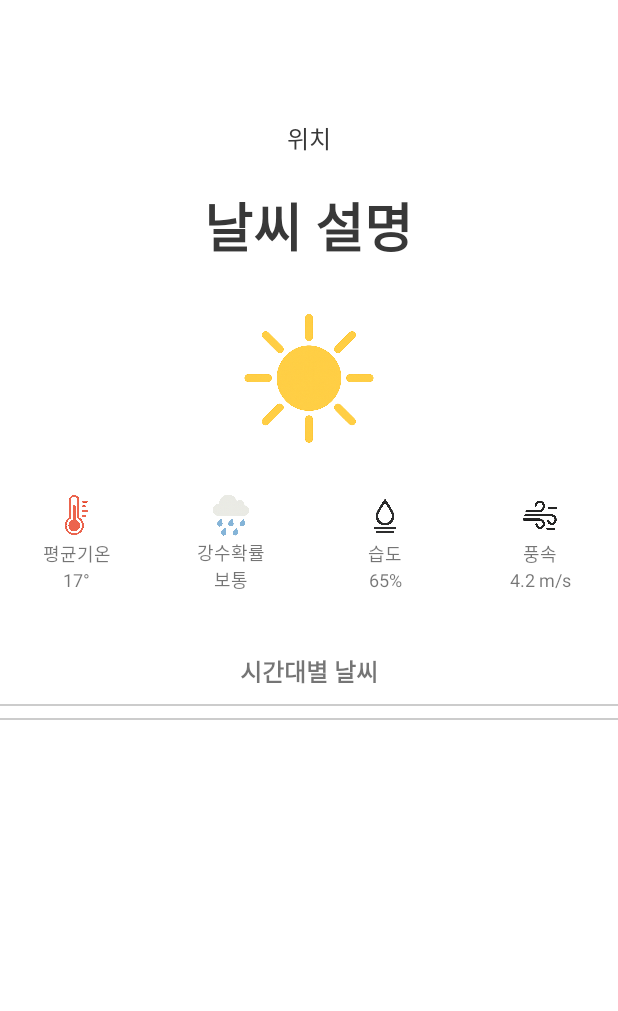
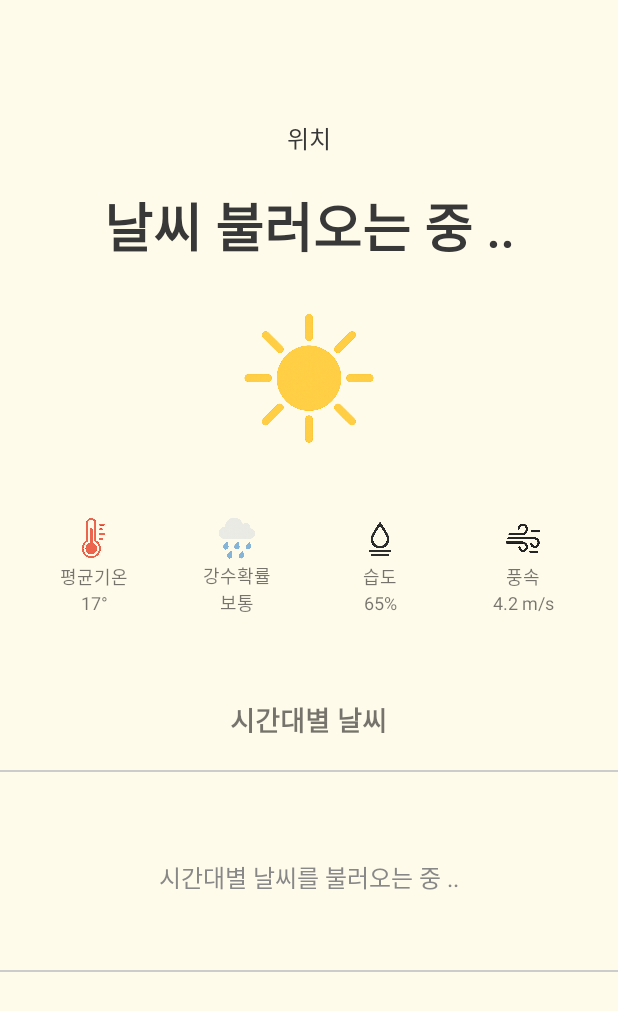
Before and after one commit to seul1009/Stroll, an Android app: the screen it shows after launch (WeatherDetailActivity), after a tap on "오늘의 날씨", on a phone screen of 412 x 824 dp. Shown: the top 1011 px of the screen. Run offline under Robolectric (Android 15) with nearby library versions, the phone set to English and light mode, and no system bars; our stand-ins replace Room's generated code, navigation-ui; 2 other taps on this screen came first.

```diff
--- a/app/src/main/java/com/mp/strollapp/ui/MainActivity.kt
+++ b/app/src/main/java/com/mp/strollapp/ui/MainActivity.kt
@@ -31,7 +31,6 @@ class MainActivity : AppCompatActivity() {
 
     override fun onResume() {
         super.onResume()
-        checkPermissionAndGps()
 
     }
 
--- a/app/src/main/res/layout/activity_weather_detail.xml
+++ b/app/src/main/res/layout/activity_weather_detail.xml
@@ -2,12 +2,14 @@
 <ScrollView xmlns:android="http://schemas.android.com/apk/res/android"
     android:layout_width="match_parent"
     android:layout_height="match_parent"
-    android:layout_marginTop="80dp"
-    android:layout_marginBottom="50dp">
+    android:background="#fffbeb">
 
     <LinearLayout
         android:layout_width="match_parent"
         android:layout_height="wrap_content"
+
+        android:layout_marginTop="80dp"
+        android:layout_marginBottom="50dp"
         android:orientation="vertical"
         android:gravity="center_horizontal">
 
@@ -25,7 +27,7 @@
             android:id="@+id/textWeatherComment"
             android:layout_width="wrap_content"
             android:layout_height="wrap_content"
-            android:text="날씨 설명"
+            android:text="날씨 불러오는 중 .."
             android:textSize="35sp"
             android:textStyle="bold"
             android:fontFamily="@font/dangam"
@@ -45,6 +47,7 @@
             android:layout_height="wrap_content"
             android:orientation="horizontal"
             android:gravity="center"
+            android:padding="15dp"
             android:weightSum="4">
 
 
@@ -147,17 +150,28 @@
             android:layout_width="wrap_content"
             android:layout_height="wrap_content"
             android:text="시간대별 날씨"
-            android:textSize="16sp"
+            android:textSize="18sp"
             android:textStyle="bold"
             android:fontFamily="@font/dangam"
             android:layout_marginTop="40dp"
-            android:layout_marginBottom="10dp" />
+            android:layout_marginBottom="20dp" />
 
         <View
             android:layout_width="match_parent"
             android:layout_height="1dp"
             android:background="#CCCCCC"
             android:layout_marginBottom="8dp"/>
+
+        <TextView
+            android:id="@+id/textHourlyLoading"
+            android:layout_width="wrap_content"
+            android:layout_height="wrap_content"
+            android:text="시간대별 날씨를 불러오는 중 .."
+            android:textSize="16sp"
+            android:textColor="#888888"
+            android:layout_gravity="center_horizontal"
+            android:layout_margin="50dp"
+            android:visibility="visible" />
 
         <androidx.recyclerview.widget.RecyclerView
             android:id="@+id/recyclerHourlyWeather"
@@ -166,7 +180,8 @@
             android:orientation="horizontal"
             android:nestedScrollingEnabled="false"
             android:overScrollMode="never"
-            android:scrollbars="horizontal"/>
+            android:scrollbars="horizontal"
+            android:visibility="gone" />
 
         <View
             android:layout_width="match_parent"
--- a/app/src/main/res/layout/fragment_main.xml
+++ b/app/src/main/res/layout/fragment_main.xml
@@ -102,7 +102,7 @@
             android:textSize="15sp"
             android:fontFamily="@font/dangam"
             android:textColor="#383838"
-            android:backgroundTint="#f7f7f6"
+            android:backgroundTint="#fffaad"
             android:layout_marginTop="12dp"
             android:layout_marginBottom="4dp"
             android:paddingHorizontal="18dp"
```
Also changed, not shown: app/src/main/java/com/mp/strollapp/ui/main/MainFragment.kt (+6 -1 lines), app/src/main/java/com/mp/strollapp/ui/weather/WeatherDetailActivity.kt (+18 -4 lines), app/src/main/res/layout/item_hourly_weather.xml (+9 -9 lines).
